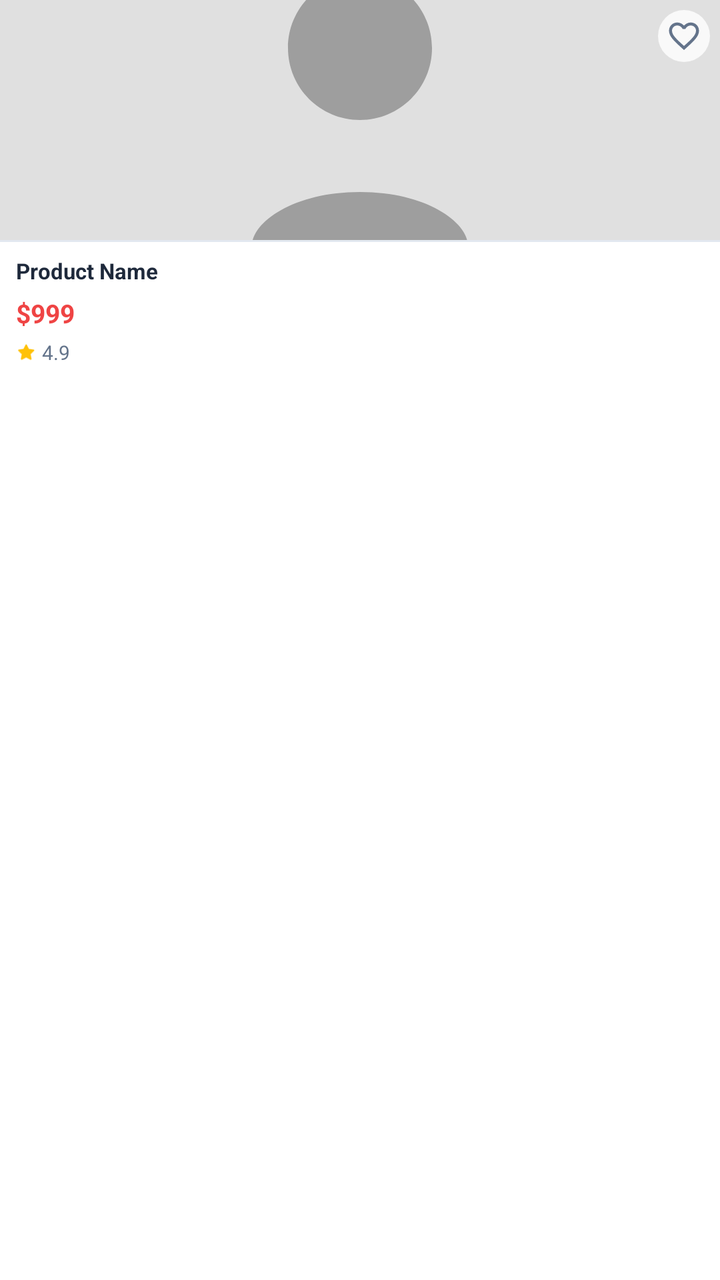
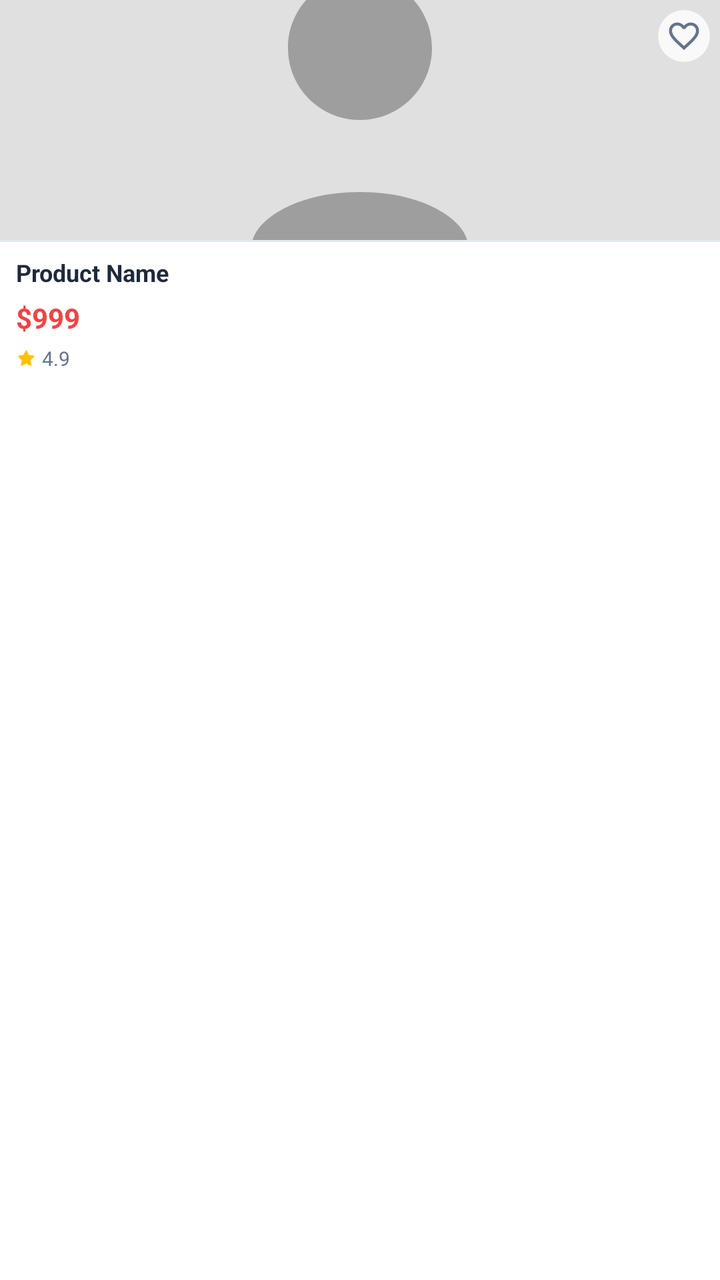

Compare the two renders of this Android layout. The source of the first and the diff that turns it into the second are given below.
<!-- AndroidManifest.xml: application theme Theme.BeckieDealApp -->
<!-- res/layout/item_product_horizontal.xml -->
<?xml version="1.0" encoding="utf-8"?>
<com.google.android.material.card.MaterialCardView
    xmlns:android="http://schemas.android.com/apk/res/android"
    xmlns:app="http://schemas.android.com/apk/res-auto"
    android:layout_width="150dp"
    android:layout_height="wrap_content"
    android:layout_marginEnd="2dp"
    app:cardCornerRadius="0dp"
    app:cardElevation="0dp"
    app:strokeWidth="0dp"
    app:cardBackgroundColor="@color/surface">

    <LinearLayout
        android:layout_width="match_parent"
        android:layout_height="wrap_content"
        android:orientation="vertical">

        
        <FrameLayout
            android:layout_width="match_parent"
            android:layout_height="120dp"
            android:background="@color/card_bg_secondary">

            <ImageView
                android:id="@+id/productImage"
                android:layout_width="match_parent"
                android:layout_height="match_parent"
                android:scaleType="centerCrop"
                android:src="@drawable/placeholder_image" />

            
            <ImageView
                android:id="@+id/favoriteIcon"
                android:layout_width="26dp"
                android:layout_height="26dp"
                android:layout_gravity="top|end"
                android:layout_margin="5dp"
                android:background="@drawable/favorite_background"
                android:padding="4dp"
                android:src="@drawable/ic_favorite_border"
                app:tint="@color/text_secondary" />

        </FrameLayout>

        
        <View
            android:layout_width="match_parent"
            android:layout_height="1dp"
            android:background="@color/border_color" />

        
        <LinearLayout
            android:layout_width="match_parent"
            android:layout_height="wrap_content"
            android:orientation="vertical"
            android:paddingHorizontal="8dp"
            android:paddingTop="7dp"
            android:paddingBottom="9dp">

            
            <TextView
                android:id="@+id/productName"
                android:layout_width="match_parent"
                android:layout_height="wrap_content"
                android:text="Product Name"
                android:textColor="@color/text_primary"
                android:textSize="11sp"
                android:textStyle="bold"
                android:maxLines="2"
                android:ellipsize="end"
                android:lineSpacingMultiplier="1.2" />

            
            <TextView
                android:id="@+id/productPrice"
                android:layout_width="wrap_content"
                android:layout_height="wrap_content"
                android:layout_marginTop="5dp"
                android:text="$999"
                android:textColor="@color/red_error"
                android:textSize="13sp"
                android:textStyle="bold" />

            
            <LinearLayout
                android:layout_width="wrap_content"
                android:layout_height="wrap_content"
                android:layout_marginTop="4dp"
                android:gravity="center_vertical"
                android:orientation="horizontal">

                <ImageView
                    android:layout_width="10dp"
                    android:layout_height="10dp"
                    android:src="@android:drawable/btn_star_big_on"
                    app:tint="@color/yellow_star" />

                <TextView
                    android:id="@+id/productRating"
                    android:layout_width="wrap_content"
                    android:layout_height="wrap_content"
                    android:layout_marginStart="3dp"
                    android:text="4.9"
                    android:textColor="@color/text_secondary"
                    android:textSize="10sp" />

            </LinearLayout>

        </LinearLayout>

    </LinearLayout>

</com.google.android.material.card.MaterialCardView>
<!-- resources referenced by this layout -->
<resources>
  <color name="border_color">#E2E8F0</color>
  <color name="card_bg_secondary">#F1F5F9</color>
  <color name="red_error">#EF4444</color>
  <color name="surface">#FFFFFF</color>
  <color name="text_primary">#1E293B</color>
  <color name="text_secondary">#64748B</color>
  <color name="yellow_star">#FFC107</color>
  <!-- drawable favorite_background (drawable) -->
  <?xml version="1.0" encoding="utf-8"?>
  <shape xmlns:android="http://schemas.android.com/apk/res/android"
      android:shape="oval">
      <solid android:color="#CCFFFFFF" />
  </shape>
  <!-- drawable placeholder_image (drawable) -->
  <?xml version="1.0" encoding="utf-8"?>
  <vector xmlns:android="http://schemas.android.com/apk/res/android"
      android:width="200dp"
      android:height="200dp"
      android:viewportWidth="200"
      android:viewportHeight="200">
  
      
      <path
          android:fillColor="#E0E0E0"
          android:pathData="M0,0h200v200h-200z" />
  
      
      <path
          android:fillColor="#9E9E9E"
          android:pathData="M100,60c11.05,0 20,8.95 20,20s-8.95,20 -20,20 -20,-8.95 -20,-20 8.95,-20 20,-20zM100,120c18.28,0 30,8.28 30,15v20H70v-20c0,-6.72 11.72,-15 30,-15z" />
  </vector>
  <style name="Theme.BeckieDealApp" parent="Base.Theme.BeckieDealApp" />
  <style name="Base.Theme.BeckieDealApp" parent="Theme.Material3.DayNight.NoActionBar">
          <item name="colorPrimary">@color/primary</item>
          <item name="colorOnPrimary">@color/on_primary</item>
          <item name="colorPrimaryContainer">@color/primary_container</item>
          <item name="colorOnPrimaryContainer">@color/on_primary_container</item>
          <item name="android:windowBackground">@color/background</item>
          <item name="colorSurface">@color/surface</item>
          <item name="colorOnSurface">@color/on_surface</item>
          
          <item name="bottomNavigationStyle">@style/Widget.App.BottomNavigationView</item>
      </style>
  <color name="primary">#F97316</color>
  <color name="on_primary">#FFFFFF</color>
  <color name="primary_container">#F97316</color>
  <color name="on_primary_container">#582200</color>
  <color name="background">#F8FAFC</color>
  <color name="on_surface">#251913</color>
  <style name="Widget.App.BottomNavigationView" parent="Widget.Material3.BottomNavigationView">
          <item name="itemIconSize">26dp</item>
          <item name="itemIconTint">@color/bottom_nav_color</item>
          <item name="itemTextColor">@color/bottom_nav_color</item>
          
          <item name="android:background">@null</item>
          <item name="backgroundTint">@null</item>
          <item name="labelVisibilityMode">unlabeled</item>
          <item name="itemActiveIndicatorStyle">@style/Widget.App.BottomNav.ActiveIndicator</item>
      </style>
  <style name="Widget.App.BottomNav.ActiveIndicator" parent="Widget.Material3.BottomNavigationView.ActiveIndicator">
          <item name="android:color">@color/nav_indicator_fill</item>
          <item name="android:width">52dp</item>
          <item name="android:height">40dp</item>
          <item name="shapeAppearance">@style/ShapeAppearance.App.BottomNav.ActiveIndicator</item>
      </style>
  <color name="nav_indicator_fill">#FFF1EB</color>
  <style name="ShapeAppearance.App.BottomNav.ActiveIndicator" parent="">
          <item name="cornerFamily">rounded</item>
          <item name="cornerSize">50%</item>
      </style>
  <!-- unchanged entries left out for length: 1 -->
</resources>

<!-- the commit's change to res/layout/item_product_horizontal.xml (unified diff, before → after) -->
@@ -1,4 +1,5 @@
-<?xml version="1.0" encoding="utf-8"?>
+﻿<?xml version="1.0" encoding="utf-8"?>
+
 <com.google.android.material.card.MaterialCardView
     xmlns:android="http://schemas.android.com/apk/res/android"
     xmlns:app="http://schemas.android.com/apk/res-auto"
@@ -64,7 +65,7 @@
                 android:layout_height="wrap_content"
                 android:text="Product Name"
                 android:textColor="@color/text_primary"
-                android:textSize="11sp"
+                android:textSize="@dimen/text_size_caption"
                 android:textStyle="bold"
                 android:maxLines="2"
                 android:ellipsize="end"
@@ -78,7 +79,7 @@
                 android:layout_marginTop="5dp"
                 android:text="$999"
                 android:textColor="@color/red_error"
-                android:textSize="13sp"
+                android:textSize="@dimen/text_size_body"
                 android:textStyle="bold" />
 
             
@@ -102,7 +103,7 @@
                     android:layout_marginStart="3dp"
                     android:text="4.9"
                     android:textColor="@color/text_secondary"
-                    android:textSize="10sp" />
+                    android:textSize="@dimen/text_size_overline" />
 
             </LinearLayout>
 
<!-- resource entries referenced after the edit -->
@@ -7,6 +7,9 @@
   <color name="text_primary">#1E293B</color>
   <color name="text_secondary">#64748B</color>
   <color name="yellow_star">#FFC107</color>
+  <dimen name="text_size_body">13sp</dimen>
+  <dimen name="text_size_caption">11sp</dimen>
+  <dimen name="text_size_overline">9sp</dimen>
   <!-- drawable favorite_background (drawable) -->
   <?xml version="1.0" encoding="utf-8"?>
   <shape xmlns:android="http://schemas.android.com/apk/res/android"
